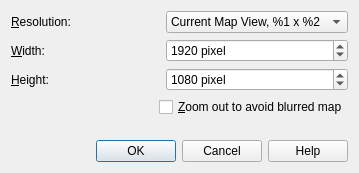
Above: src/mapgui/imageexportdialog.ui from albar965/littlenavmap before the change. Below: the same form after it.
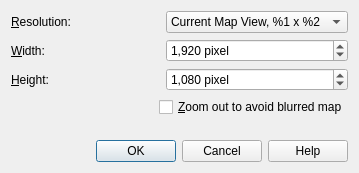
That is the form after the change.

```diff
--- a/src/mapgui/imageexportdialog.ui
+++ b/src/mapgui/imageexportdialog.ui
@@ -79,6 +79,9 @@
    </item>
    <item row="2" column="1">
     <widget class="QSpinBox" name="spinBoxHeight">
+     <property name="showGroupSeparator" stdset="0">
+      <bool>true</bool>
+     </property>
      <property name="suffix">
       <string> pixel</string>
      </property>
@@ -108,6 +111,9 @@
    </item>
    <item row="1" column="1">
     <widget class="QSpinBox" name="spinBoxWidth">
+     <property name="showGroupSeparator" stdset="0">
+      <bool>true</bool>
+     </property>
      <property name="suffix">
       <string> pixel</string>
      </property>
```
